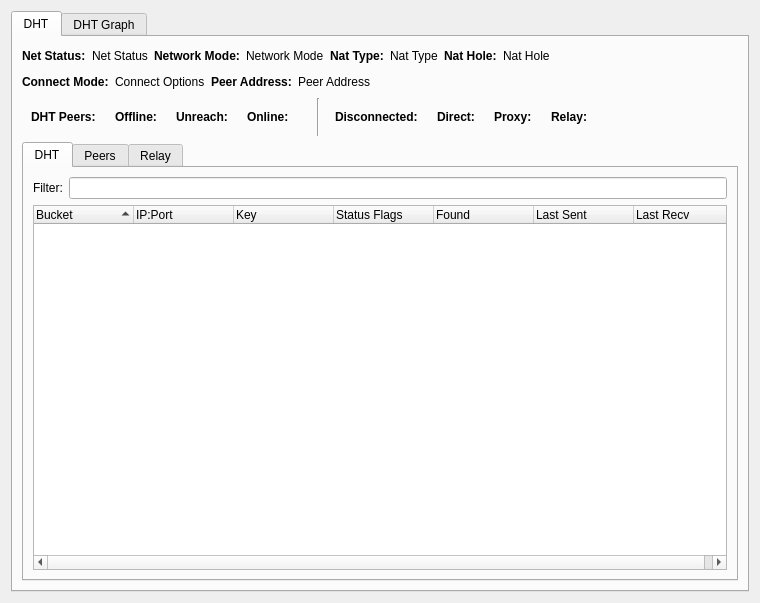
Qt form retroshare-gui/src/gui/statistics/DhtWindow.ui (RetroShare/RetroShare) before a commit.
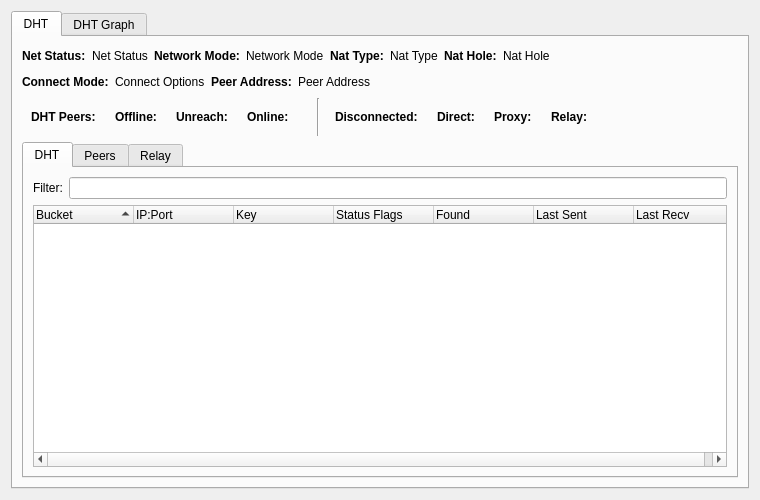
The same form after that commit. Custom widgets are drawn as their Qt base class.

Commit message: Fixing some ui heights & wrong values

```diff
--- a/retroshare-gui/src/gui/statistics/DhtWindow.ui
+++ b/retroshare-gui/src/gui/statistics/DhtWindow.ui
@@ -7,7 +7,7 @@
     <x>0</x>
     <y>0</y>
     <width>760</width>
-    <height>603</height>
+    <height>500</height>
    </rect>
   </property>
   <property name="windowTitle">
```
The commit also changes 4 other files.
